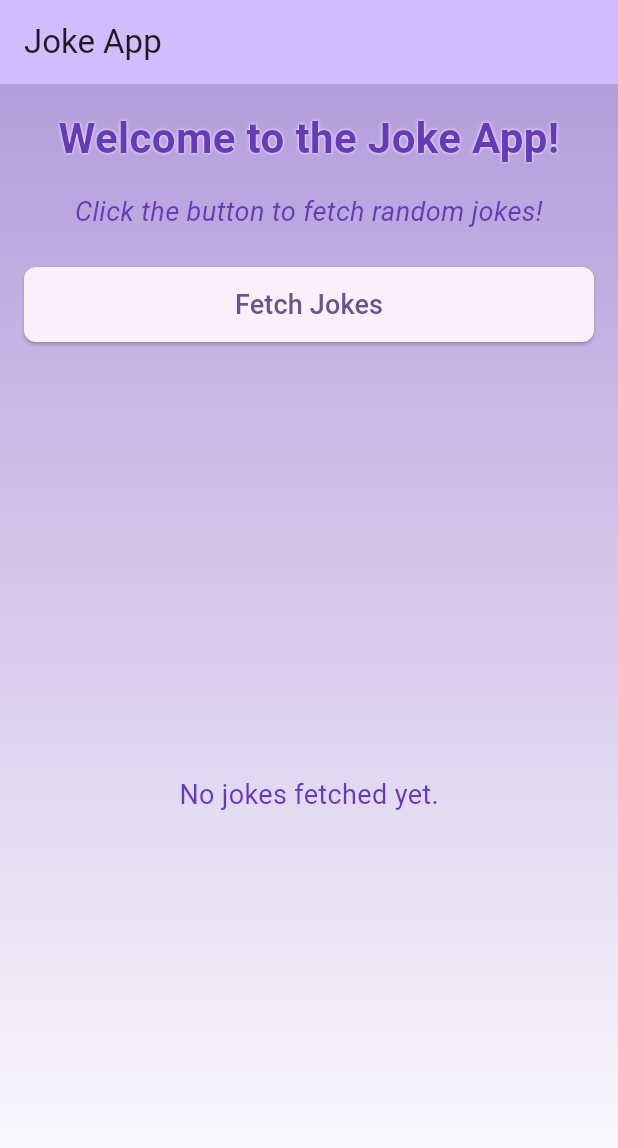
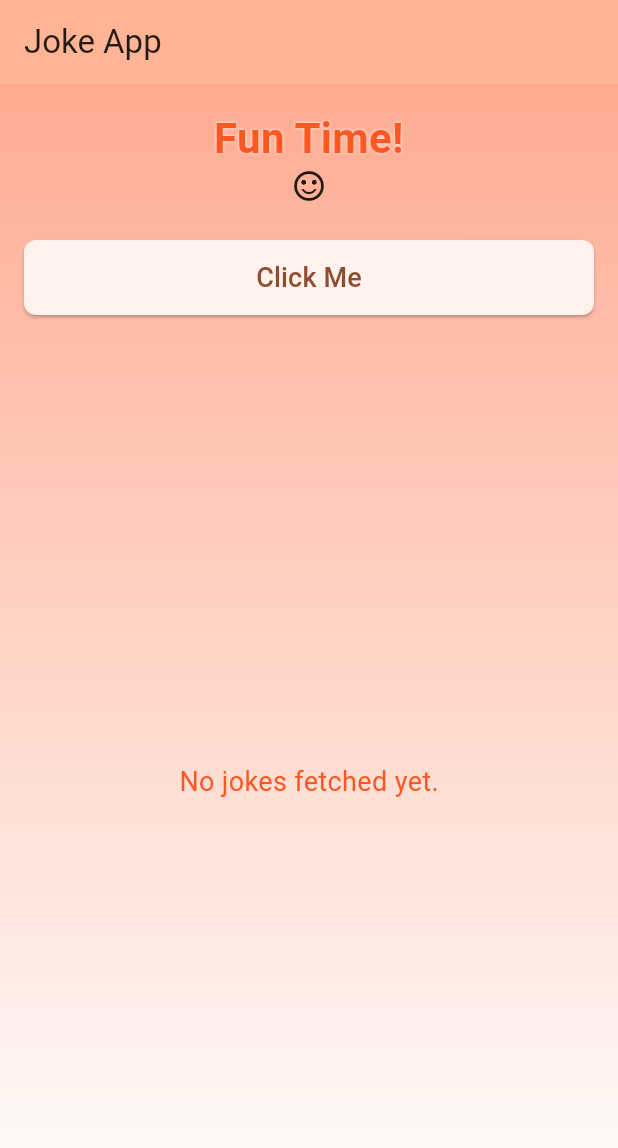
Before and after one commit to Nuranasinghe/flutter_joke_app, a Flutter app: the screen it shows after launch, on a phone screen of 412 x 824 dp. Shown: the top 1148 px of the screen. Run offline on Flutter 3.47's test engine with Material 3 defaults, Android fonts, the phone set to English and light mode, and no system bars; our stand-ins replace dio.

Commit message:
Update main.dart
Changed user interface with orange theme

```diff
--- a/mobile_app/lib/main.dart
+++ b/mobile_app/lib/main.dart
@@ -14,7 +14,8 @@ class MyApp extends StatelessWidget {
     return MaterialApp(
       title: 'Joke App',
       theme: ThemeData(
-        colorScheme: ColorScheme.fromSeed(seedColor: Colors.deepPurple),
+        colorScheme: ColorScheme.fromSeed(
+            seedColor: const Color.fromARGB(255, 193, 121, 88)),
         useMaterial3: true,
       ),
       home: const JokeListPage(
@@ -60,7 +61,7 @@ class _JokeListPageState extends State<JokeListPage> {
           gradient: LinearGradient(
             begin: Alignment.topCenter,
             end: Alignment.bottomCenter,
-            colors: [Colors.deepPurple.shade200, Colors.white],
+            colors: [Colors.deepOrange.shade200, Colors.white],
           ),
         ),
         child: Padding(
@@ -69,25 +70,16 @@ class _JokeListPageState extends State<JokeListPage> {
             crossAxisAlignment: CrossAxisAlignment.stretch,
             children: [
               const Text(
-                'Welcome to the Joke App!',
+                'Fun Time!',
                 style: TextStyle(
                   fontSize: 28,
                   fontWeight: FontWeight.bold,
-                  color: Colors.deepPurple,
+                  color: Colors.deepOrange,
                   shadows: [Shadow(color: Colors.white, blurRadius: 2)],
                 ),
                 textAlign: TextAlign.center,
               ),
-              const SizedBox(height: 16),
-              const Text(
-                'Click the button to fetch random jokes!',
-                style: TextStyle(
-                  fontSize: 18,
-                  fontStyle: FontStyle.italic,
-                  color: Colors.deepPurple,
-                ),
-                textAlign: TextAlign.center,
-              ),
+              const Icon(Icons.sentiment_satisfied_alt),
               const SizedBox(height: 24),
               ElevatedButton(
                 onPressed: _isLoading ? null : _fetchJokes,
@@ -98,7 +90,7 @@ class _JokeListPageState extends State<JokeListPage> {
                   ),
                 ),
                 child: Text(
-                  _isLoading ? 'Loading...' : 'Fetch Jokes',
+                  _isLoading ? 'Loading...' : 'Click Me',
                   style: const TextStyle(fontSize: 18),
                 ),
               ),
@@ -120,7 +112,7 @@ class _JokeListPageState extends State<JokeListPage> {
       return const Center(
         child: Text(
           'No jokes fetched yet.',
-          style: TextStyle(fontSize: 18, color: Colors.deepPurple),
+          style: TextStyle(fontSize: 18, color: Colors.deepOrange),
         ),
       );
     }
```
